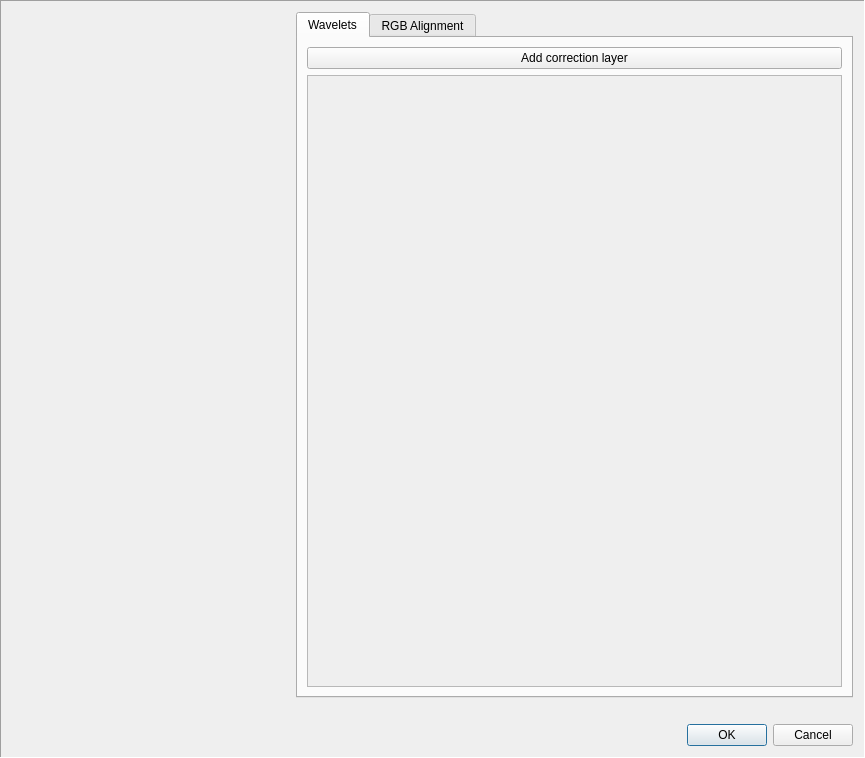
Before: the Qt Designer form planetary_system_stacker/postproc_editor_gui.ui in Rolf-Hempel/PlanetarySystemStacker, drawn with Qt 5.
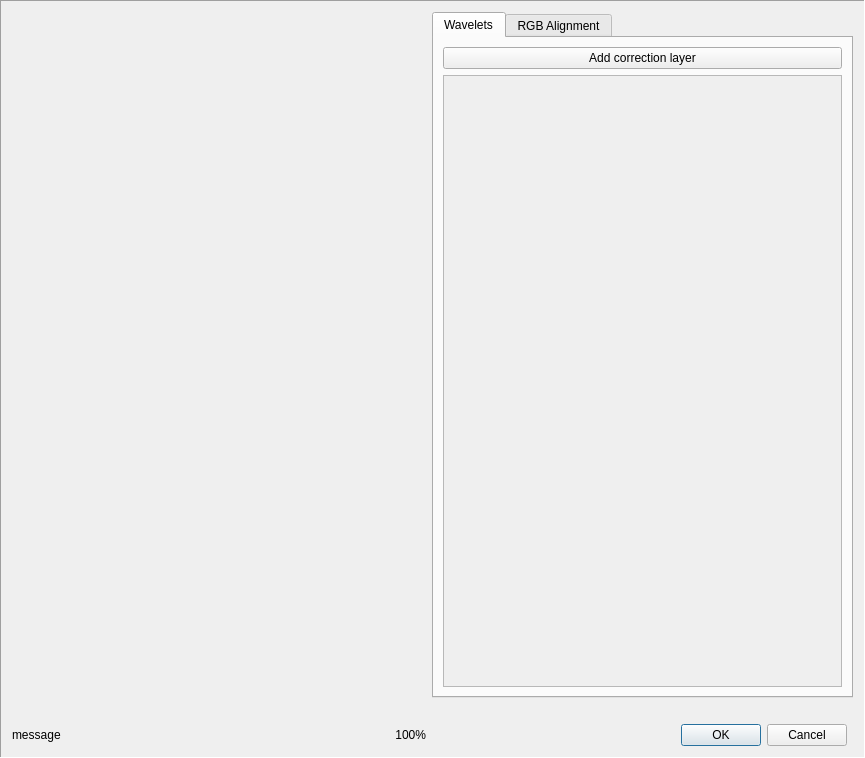
After: the same form once the commit is applied.

Commit message: Zoom rate label added

Patch:
```diff
--- a/planetary_system_stacker/postproc_editor_gui.ui
+++ b/planetary_system_stacker/postproc_editor_gui.ui
@@ -22,59 +22,15 @@
   <property name="frameShadow">
    <enum>QFrame::Sunken</enum>
   </property>
-  <layout class="QGridLayout" name="gridLayout">
-   <item row="0" column="0">
-    <widget class="QLabel" name="FrameViewer">
-     <property name="text">
-      <string/>
-     </property>
-     <property name="alignment">
-      <set>Qt::AlignCenter</set>
-     </property>
-    </widget>
-   </item>
-   <item row="2" column="0" colspan="3">
-    <layout class="QHBoxLayout" name="horizontalLayout">
-     <item>
-      <widget class="QLabel" name="label_message">
-       <property name="text">
-        <string/>
-       </property>
-      </widget>
-     </item>
-     <item>
-      <spacer name="horizontalSpacer">
-       <property name="orientation">
-        <enum>Qt::Horizontal</enum>
-       </property>
-       <property name="sizeHint" stdset="0">
-        <size>
-         <width>40</width>
-         <height>20</height>
-        </size>
-       </property>
-      </spacer>
-     </item>
-     <item>
-      <widget class="QDialogButtonBox" name="buttonBox">
-       <property name="toolTip">
-        <string>Press &quot;OK&quot; to save the selected version and exit, or &quot;Cancel&quot; to discard changes</string>
-       </property>
-       <property name="standardButtons">
-        <set>QDialogButtonBox::Cancel|QDialogButtonBox::Ok</set>
-       </property>
-      </widget>
-     </item>
-    </layout>
-   </item>
-   <item row="1" column="1" colspan="2">
+  <layout class="QGridLayout" name="gridLayout" columnstretch="4,1,0,0">
+   <item row="1" column="2" colspan="2">
     <widget class="QLabel" name="VersionManagerWidget">
      <property name="text">
       <string/>
      </property>
     </widget>
    </item>
-   <item row="0" column="1" colspan="2">
+   <item row="0" column="2" colspan="2">
     <widget class="QTabWidget" name="tabWidget_postproc_control">
      <property name="currentIndex">
       <number>0</number>
@@ -104,8 +60,8 @@
            <rect>
             <x>0</x>
             <y>0</y>
-            <width>533</width>
-            <height>613</height>
+            <width>400</width>
+            <height>615</height>
            </rect>
           </property>
           <layout class="QVBoxLayout" name="verticalLayout"/>
@@ -591,6 +547,49 @@
      </widget>
     </widget>
    </item>
+   <item row="0" column="1">
+    <widget class="QLabel" name="FrameViewer">
+     <property name="text">
+      <string/>
+     </property>
+     <property name="alignment">
+      <set>Qt::AlignCenter</set>
+     </property>
+    </widget>
+   </item>
+   <item row="2" column="1">
+    <widget class="QLabel" name="label_zoom">
+     <property name="font">
+      <font>
+       <weight>50</weight>
+       <bold>false</bold>
+      </font>
+     </property>
+     <property name="text">
+      <string>100%</string>
+     </property>
+     <property name="alignment">
+      <set>Qt::AlignRight|Qt::AlignTrailing|Qt::AlignVCenter</set>
+     </property>
+    </widget>
+   </item>
+   <item row="2" column="0">
+    <widget class="QLabel" name="label_message">
+     <property name="text">
+      <string>message</string>
+     </property>
+    </widget>
+   </item>
+   <item row="2" column="2">
+    <widget class="QDialogButtonBox" name="buttonBox">
+     <property name="toolTip">
+      <string>Press &quot;OK&quot; to save the selected version and exit, or &quot;Cancel&quot; to discard changes</string>
+     </property>
+     <property name="standardButtons">
+      <set>QDialogButtonBox::Cancel|QDialogButtonBox::Ok</set>
+     </property>
+    </widget>
+   </item>
   </layout>
  </widget>
  <resources/>
```
The commit also changes 7 other files.
